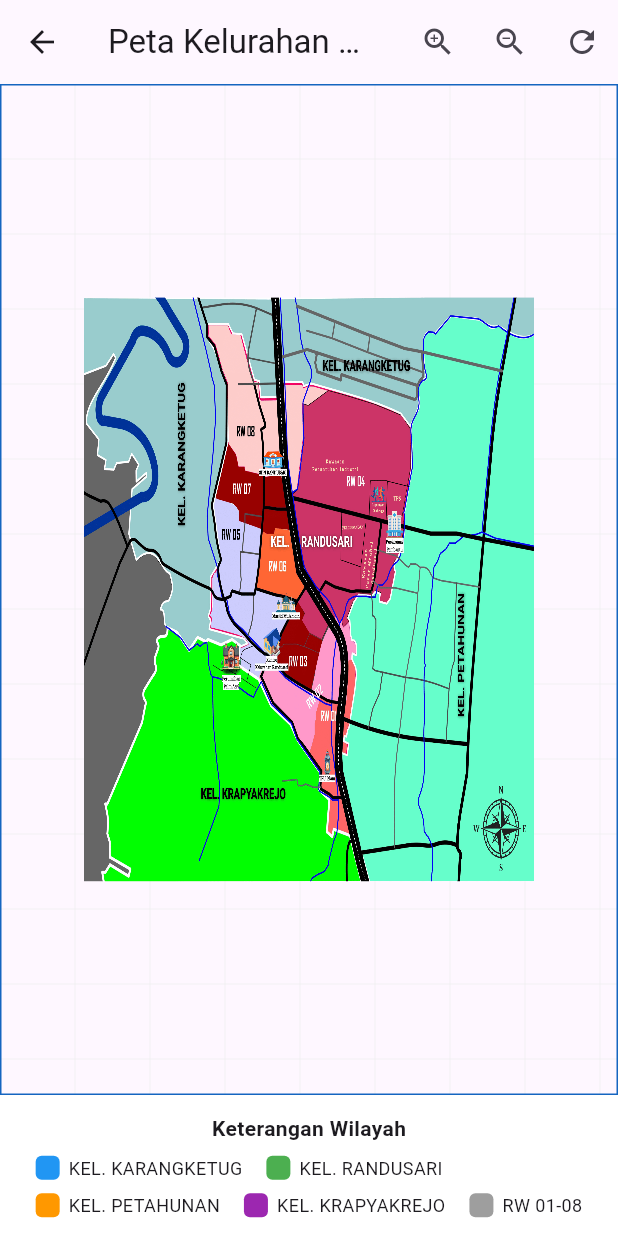
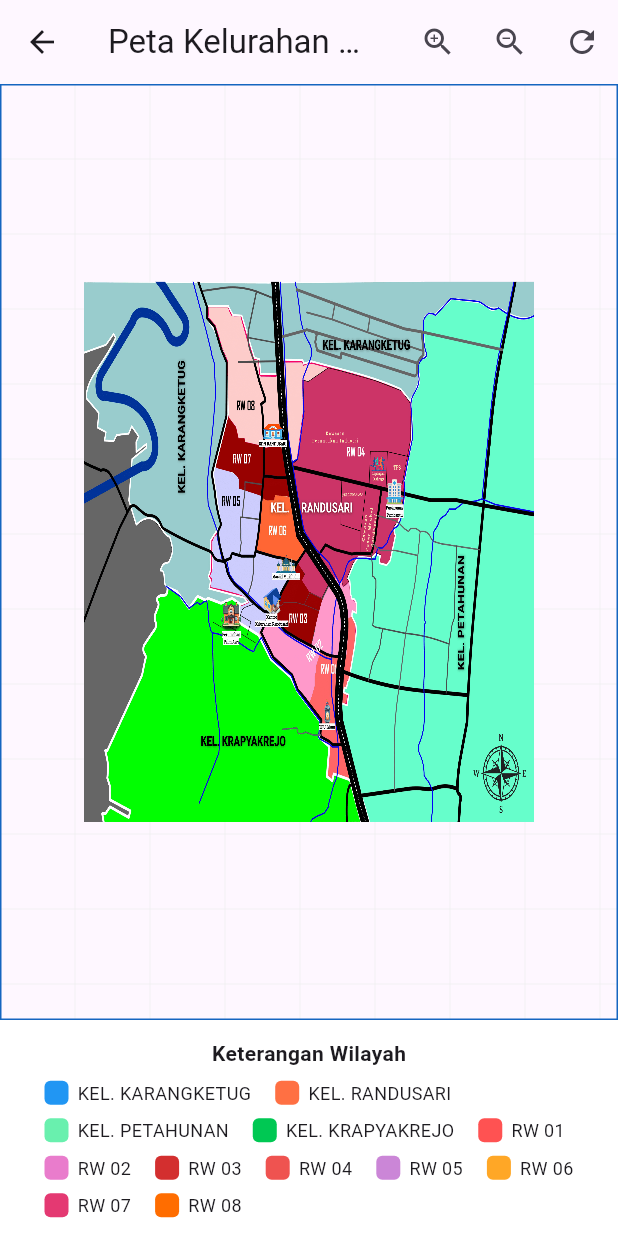
Before and after one commit to acz0077/petarandusari, a Flutter app: the MapsRandusariScreen screen opened directly, on a phone screen of 412 x 824 dp. Run offline on Flutter 3.47's test engine with Material 3 defaults, Android fonts, the phone set to English and light mode, and no system bars; our stand-ins replace flutter_dotenv, supabase_flutter; accounts and stored records are empty; Roboto replaces fonts that are missing (Poppins).

Commit message:
last commit

```diff
--- a/lib/screen/maps_randusari_screen.dart
+++ b/lib/screen/maps_randusari_screen.dart
@@ -139,10 +139,23 @@ class _MapsRandusariScreenState extends State<MapsRandusariScreen> {
             runSpacing: 8,
             children: [
               _buildLegendItem('KEL. KARANGKETUG', Colors.blue),
-              _buildLegendItem('KEL. RANDUSARI', Colors.green),
-              _buildLegendItem('KEL. PETAHUNAN', Colors.orange),
-              _buildLegendItem('KEL. KRAPYAKREJO', Colors.purple),
-              _buildLegendItem('RW 01-08', Colors.grey),
+              _buildLegendItem('KEL. RANDUSARI', Colors.deepOrange[400]!),
+              _buildLegendItem('KEL. PETAHUNAN', Colors.greenAccent),
+              _buildLegendItem('KEL. KRAPYAKREJO', Colors.greenAccent[700]!),
+              _buildLegendItem('RW 01', Colors.redAccent),
+              _buildLegendItem(
+                'RW 02',
+                const Color.fromARGB(255, 233, 124, 204),
+              ),
+              _buildLegendItem('RW 03', Colors.red[700]!),
+              _buildLegendItem('RW 04', Colors.red[400]!),
+              _buildLegendItem(
+                'RW 05',
+                const Color.fromARGB(255, 203, 134, 215),
+              ),
+              _buildLegendItem('RW 06', Colors.orange[400]!),
+              _buildLegendItem('RW 07', const Color.fromARGB(220, 224, 26, 92)),
+              _buildLegendItem('RW 08', Colors.orangeAccent[700]!),
             ],
           ),
         ],
--- a/pubspec.yaml
+++ b/pubspec.yaml
@@ -58,6 +58,11 @@ dependencies:
 dev_dependencies:
   flutter_test:
     sdk: flutter
+  flutter_launcher_icons: ^0.13.1
+flutter_icons:
+  mage_path: icons/logo_apk.jpg
+  android: true
+  ios: true
 
   # The "flutter_lints" package below contains a set of recommended lints to
   # encourage good coding practices. The lint set provided by the package is
```
Also changed, not shown: lib/screen/home_screen.dart (+123 -45 lines), icons/logo_apk.jpg (added), pubspec.lock, 2 other files.
